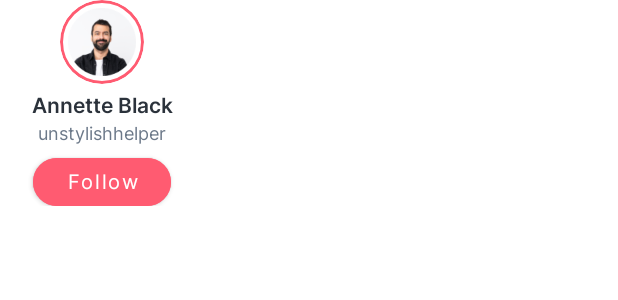
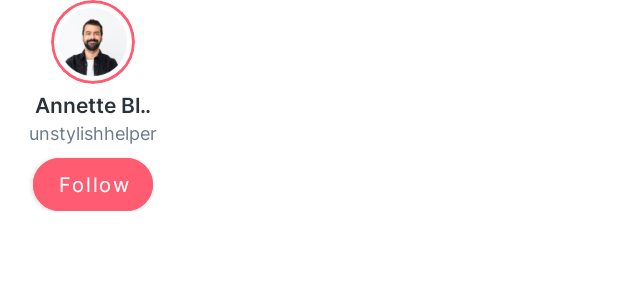
Before and after one commit to hazratsahrif/SwipeUp, an Android app: the layout account.xml on its own in the app's theme, with its tools: preview values and no code run, on a phone screen of 412 x 824 dp. Shown: the top 300 px of the screen. Run offline under Robolectric (Android 15) with nearby library versions, the phone set to English and light mode, and no system bars.

Commit message:
changes done

```diff
--- a/app/src/main/res/layout/account.xml
+++ b/app/src/main/res/layout/account.xml
@@ -1,6 +1,6 @@
 <?xml version="1.0" encoding="utf-8"?>
 <LinearLayout xmlns:android="http://schemas.android.com/apk/res/android"
-    android:layout_width="128dp"
+    android:layout_width="wrap_content"
     android:layout_height="wrap_content"
     android:orientation="vertical"
     android:paddingBottom="8dp"
@@ -88,13 +88,14 @@
             android:textSize="12sp"/>
         <com.google.android.material.button.MaterialButton
             android:layout_width="match_parent"
-            android:layout_height="32dp"
+            android:layout_height="wrap_content"
             android:layout_marginHorizontal="18dp"
             android:minHeight="0dp"
             android:minWidth="0dp"
             android:elevation="0dp"
             android:insetTop="0dp"
             android:insetBottom="0dp"
+            android:padding="8dp"
             android:id="@+id/btnFollow"
             app:elevation="0dp"
             android:text="Follow"
--- a/app/src/main/res/layout/fragment_comment_bottom_sheet.xml
+++ b/app/src/main/res/layout/fragment_comment_bottom_sheet.xml
@@ -115,6 +115,9 @@ tools:context="utils.CommentBottomSheet"
                             android:layout_width="match_parent"
                             android:hint="Message..."
                             android:background="@null"
+                            android:lines="1"
+                            android:scrollHorizontally="true"
+                            android:ellipsize="end"
                             android:id="@+id/editText"
                             android:imeOptions="actionDone"
                             android:inputType="text"
--- a/app/src/main/res/layout/fragment_home.xml
+++ b/app/src/main/res/layout/fragment_home.xml
@@ -328,11 +328,12 @@
                        android:backgroundTint="@android:color/transparent"
                        android:drawablePadding="7dp"
                        android:textColor="@color/white"
+                       android:maxLines="1"
                        android:layout_height="wrap_content"
                        android:textSize="12sp"
-                       android:clipToOutline="true"
                        android:text="999k"
                        android:focusable="true"
+                       android:ellipsize="marquee"
                        android:focusableInTouchMode="true"
                        />
 
@@ -390,6 +391,8 @@
                          android:backgroundTint="@android:color/transparent"
                          android:drawablePadding="7dp"
                          android:textColor="@color/white"
+                         android:ellipsize="marquee"
+                         android:maxLines="1"
                          android:layout_height="wrap_content"
                          android:textSize="12sp"
                          android:clipToOutline="true"
--- a/app/src/main/res/layout/fragment_search_item.xml
+++ b/app/src/main/res/layout/fragment_search_item.xml
@@ -58,6 +58,9 @@
                 android:background="@null"
                 android:id="@+id/editText"
                 android:focusedByDefault="true"
+                android:lines="1"
+                android:scrollHorizontally="true"
+                android:ellipsize="end"
                 android:focusableInTouchMode="true"
                 android:focusable="true"
                 android:imeOptions="actionDone"
```
